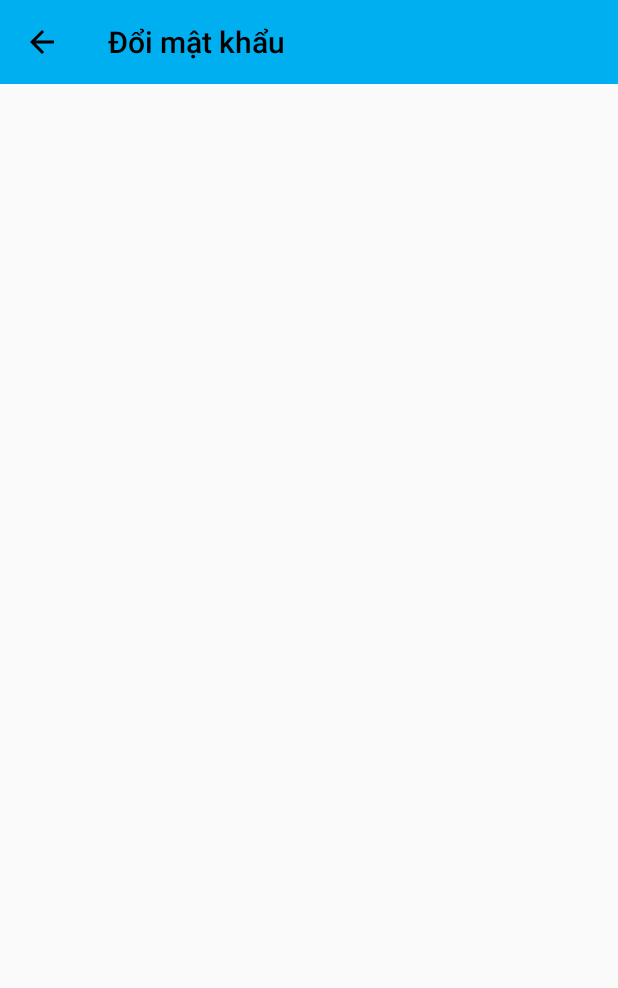
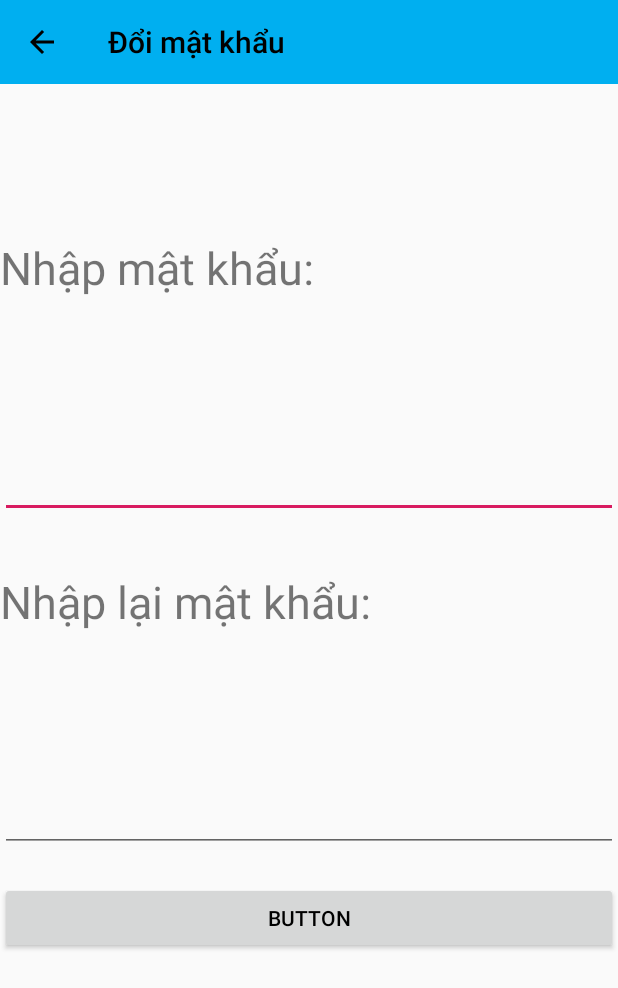
Before and after one commit to Sculptor-veD/Mobile, an Android app: the ManHinhDoiMatKhau screen opened directly, with no data from a screen before it, on a phone screen of 412 x 824 dp. Shown: the top 988 px of the screen. Run offline under Robolectric (Android 15) with nearby library versions, the phone set to English and light mode, and no system bars.

Commit message:
Update activity_man_hinh_doi_mat_khau.xml

```diff
--- a/app/src/main/res/layout/activity_man_hinh_doi_mat_khau.xml
+++ b/app/src/main/res/layout/activity_man_hinh_doi_mat_khau.xml
@@ -31,27 +31,73 @@
             android:layout_width="match_parent"
             android:layout_height="match_parent"
             android:layout_weight="1"
-            android:orientation="horizontal"></LinearLayout>
+            android:orientation="horizontal">
+
+            <TextView
+                android:id="@+id/textView13"
+                android:layout_width="wrap_content"
+                android:layout_height="wrap_content"
+                android:layout_gravity="center"
+                android:layout_weight="1"
+                android:text="Nhập mật khẩu:"
+                android:textSize="30sp" />
+        </LinearLayout>
         <LinearLayout
             android:layout_width="match_parent"
             android:layout_height="match_parent"
             android:layout_weight="1"
-            android:orientation="horizontal"></LinearLayout>
+            android:orientation="horizontal">
+
+            <EditText
+                android:id="@+id/editmk"
+                android:layout_width="match_parent"
+                android:layout_height="match_parent"
+                android:layout_weight="1"
+                android:ems="10"
+                android:inputType="textPersonName" />
+        </LinearLayout>
         <LinearLayout
             android:layout_width="match_parent"
             android:layout_height="match_parent"
             android:layout_weight="1"
-            android:orientation="horizontal"></LinearLayout>
+            android:orientation="horizontal">
+
+            <TextView
+                android:id="@+id/textView14"
+                android:layout_width="wrap_content"
+                android:layout_height="wrap_content"
+                android:layout_gravity="center"
+                android:layout_weight="1"
+                android:text="Nhập lại mật khẩu:"
+                android:textSize="30sp" />
+        </LinearLayout>
         <LinearLayout
             android:layout_width="match_parent"
             android:layout_height="match_parent"
             android:layout_weight="1"
-            android:orientation="horizontal"></LinearLayout>
+            android:orientation="horizontal">
+
+            <EditText
+                android:id="@+id/editmknhaplai"
+                android:layout_width="match_parent"
+                android:layout_height="match_parent"
+                android:layout_weight="1"
+                android:ems="10"
+                android:inputType="textPersonName" />
+        </LinearLayout>
     </LinearLayout>
 
     <LinearLayout
         android:layout_width="match_parent"
         android:layout_height="match_parent"
-        android:layout_weight="2"
-        android:orientation="vertical"></LinearLayout>
+        android:layout_weight="1.5"
+        android:orientation="vertical">
+
+        <Button
+            android:layout_marginTop="20dp"
+            android:id="@+id/button"
+            android:layout_width="match_parent"
+            android:layout_height="wrap_content"
+            android:text="Button" />
+    </LinearLayout>
 </LinearLayout>
```
